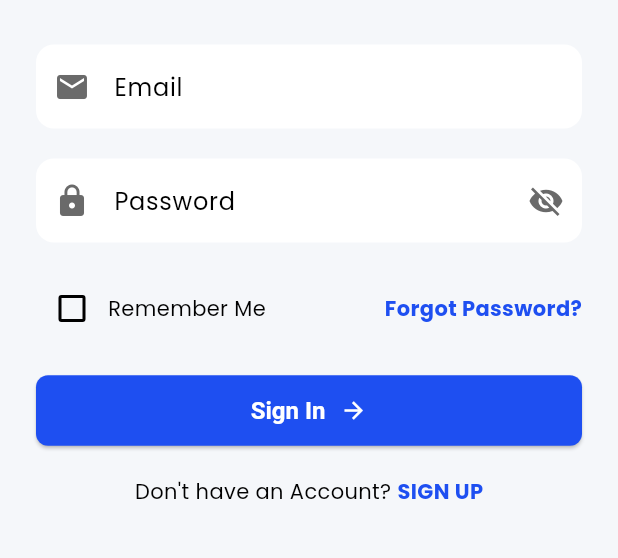
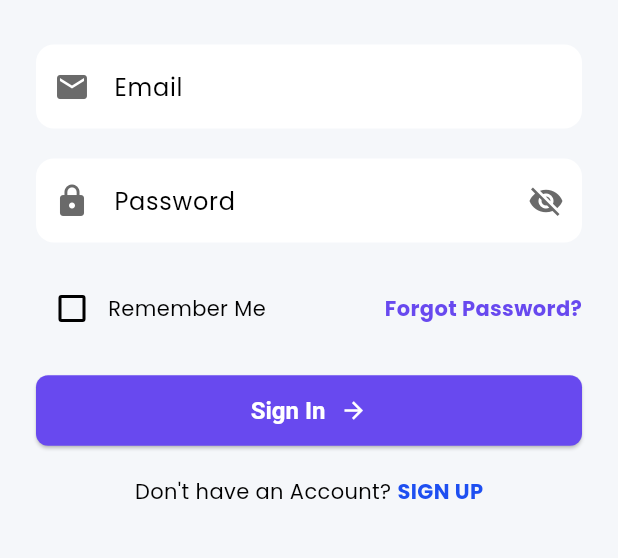
Before and after one commit to zw-weng/EduConnect-Xcode, a Flutter app: the screen it shows after launch, after a tap on "Skip", on a phone screen of 412 x 824 dp, the part 326-884 px from its top. Run offline on Flutter 3.47's test engine with Material 3 defaults, Android fonts, the phone set to English and light mode, and no system bars; our stand-ins replace carousel_slider, dio, firebase_core, google_nav_bar, table_calendar, youtube_player_flutter; missing offline and left inert: external_path, flutter_file_dialog, pdfx, youtube_explode_dart; accounts and stored records are empty.

Commit message:
fix constants bugs

```diff
--- a/lib/widgets/login_form.dart
+++ b/lib/widgets/login_form.dart
@@ -1,3 +1,4 @@
+import 'package:educonnect/constants/colors.dart';
 import 'package:flutter/material.dart';
 
 class LoginForm extends StatelessWidget {
@@ -102,7 +103,7 @@ class LoginForm extends StatelessWidget {
                 child: const Text(
                   'Forgot Password?',
                   style: TextStyle(
-                    color: Color(0xFF1E4FF1),
+                    color: kPrimaryColor,
                     fontWeight: FontWeight.bold,
                   ),
                 ),
@@ -117,7 +118,7 @@ class LoginForm extends StatelessWidget {
             child: ElevatedButton(
               onPressed: onLogin,
               style: ElevatedButton.styleFrom(
-                backgroundColor: const Color(0xFF1E4FF1), // Blue button color
+                backgroundColor: kPrimaryColor, // Blue button color
                 padding: const EdgeInsets.symmetric(vertical: 14.0),
                 shape: RoundedRectangleBorder(
                   borderRadius: BorderRadius.circular(8.0),
```
